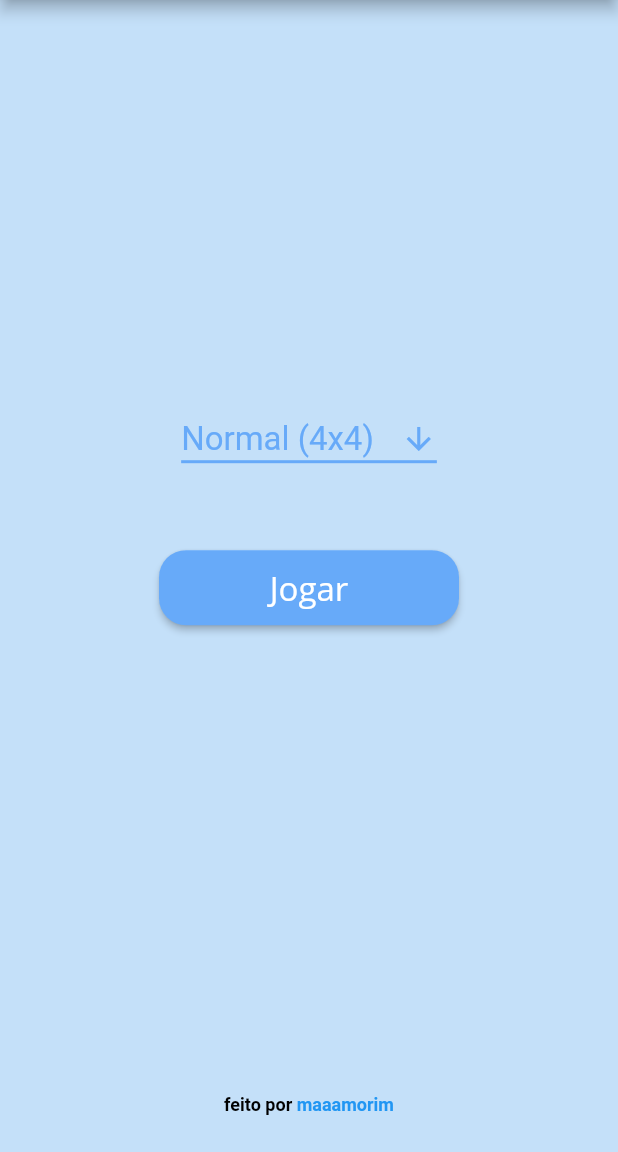
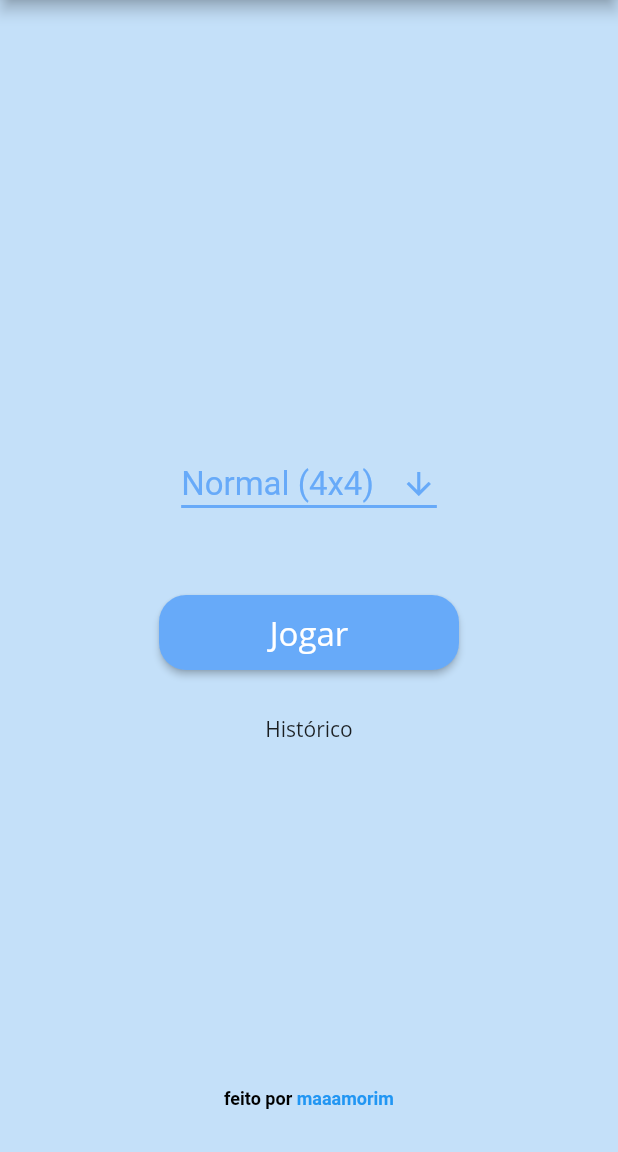
Before and after one commit to maaamorim/xPuzzle, a Flutter app: the screen it shows after launch, on a phone screen of 412 x 824 dp, the part 84-1236 px from its top. Run offline on Flutter 3.47's test engine with Material 2 defaults, Android fonts, the phone set to English and light mode, and no system bars.

Commit message:
Adicionar botão de ir para tela de histórico

```diff
--- a/lib/screens/home/home_screen.dart
+++ b/lib/screens/home/home_screen.dart
@@ -20,6 +20,11 @@ class _HomeScreenState extends State<HomeScreen> {
     );
   }
 
+  /// TODO: adicionar página de histórico
+  void _abrirHistorico(context) {
+    print('hist');
+  }
+
   void _atualizarValorSelecionado(String novoValor) {
     setState(() {
       _valorSelecionado = novoValor;
@@ -35,7 +40,7 @@ class _HomeScreenState extends State<HomeScreen> {
           child: Column(children: <Widget>[
             Spacer(flex: 7),
             Expanded(
-                flex: 12,
+                flex: 10,
                 child: Column(children: <Widget>[
                   Container(
                       padding: EdgeInsets.only(bottom: 50),
@@ -53,6 +58,13 @@ class _HomeScreenState extends State<HomeScreen> {
                         child: Text('Jogar',
                             style:
                                 TextStyle(fontSize: 22, color: Colors.white))),
+                  ),
+                  SizedBox(
+                    height: 15,
+                  ),
+                  FlatButton(
+                    child: Text('Histórico'),
+                    onPressed: () => _abrirHistorico(context),
                   )
                 ])),
             Expanded(
```
